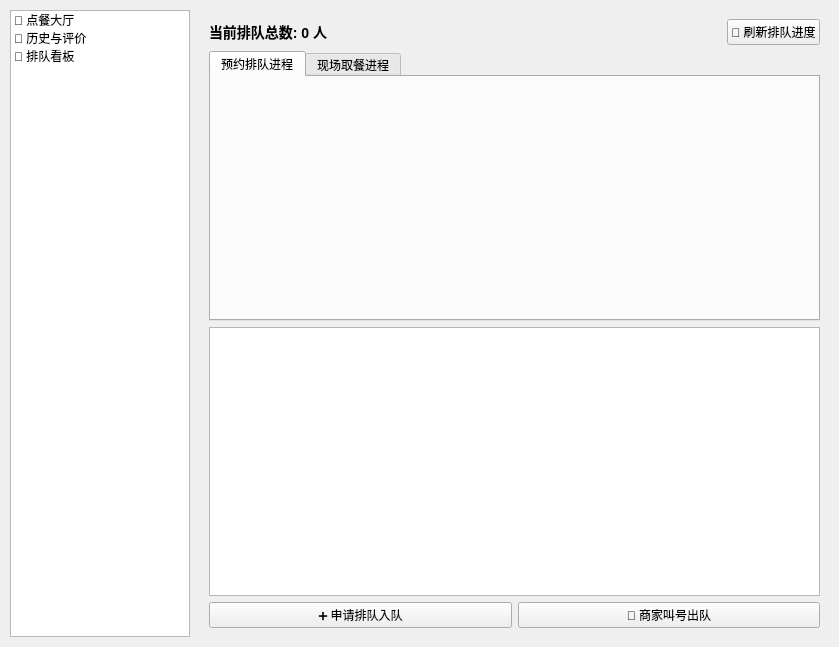
This is src/views/mainwindow.ui in yanyinbo-02/OderingSystem as Qt 5 draws it before an edit. The edited form follows.
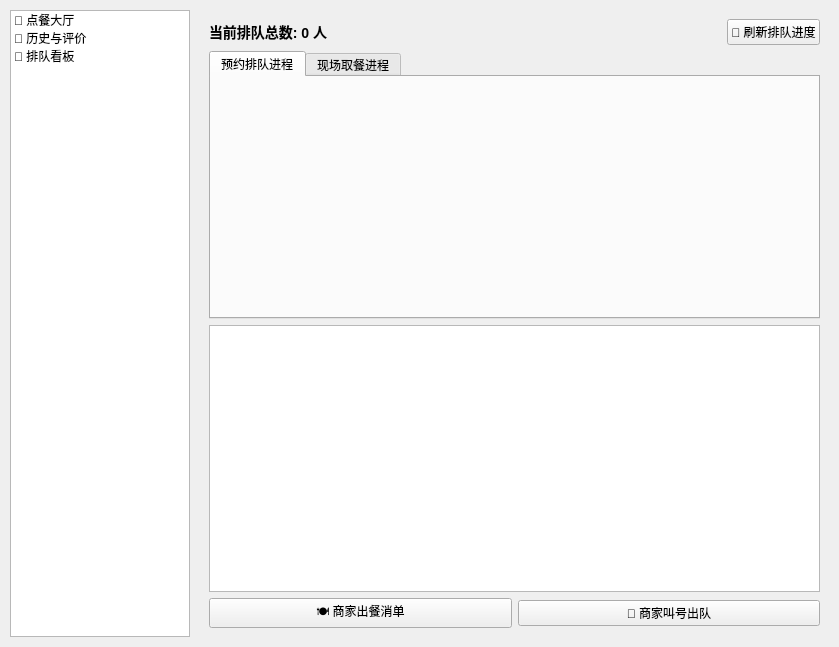
This is the edited form. The open tabs and pages were chosen to show the change.

Commit message: 新增商家出餐功能，调整主窗口按钮文本，优化队列管理逻辑

```diff
--- a/src/views/mainwindow.ui
+++ b/src/views/mainwindow.ui
@@ -265,7 +265,7 @@
           <item>
            <widget class="QPushButton" name="btnJoinQueue">
             <property name="text">
-             <string>➕ 申请排队入队</string>
+             <string>🍽️ 商家出餐消单</string>
             </property>
            </widget>
           </item>
```
The commit also changes 5 other files.
